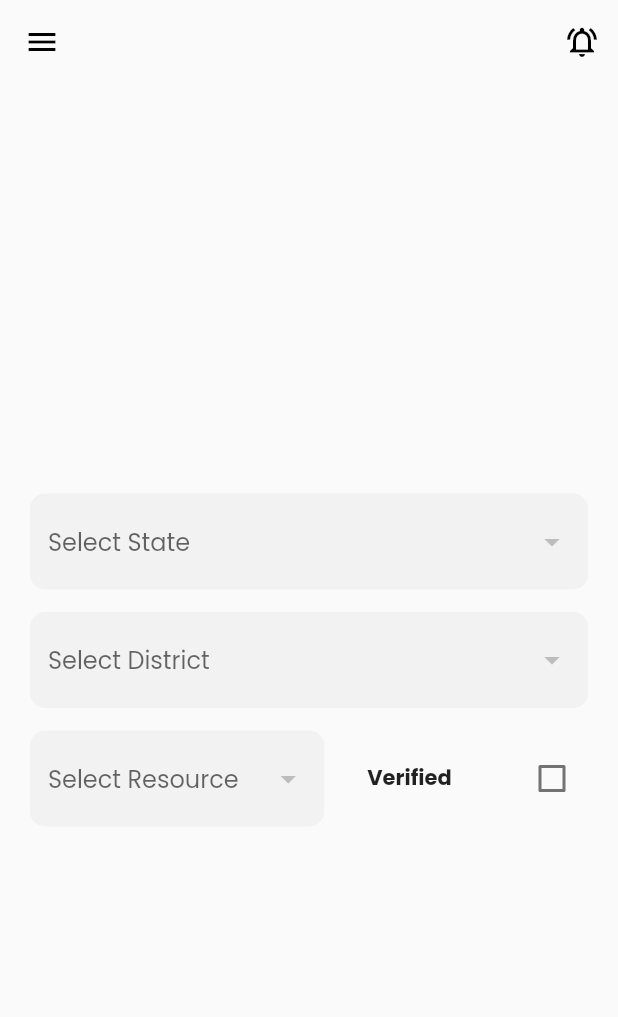
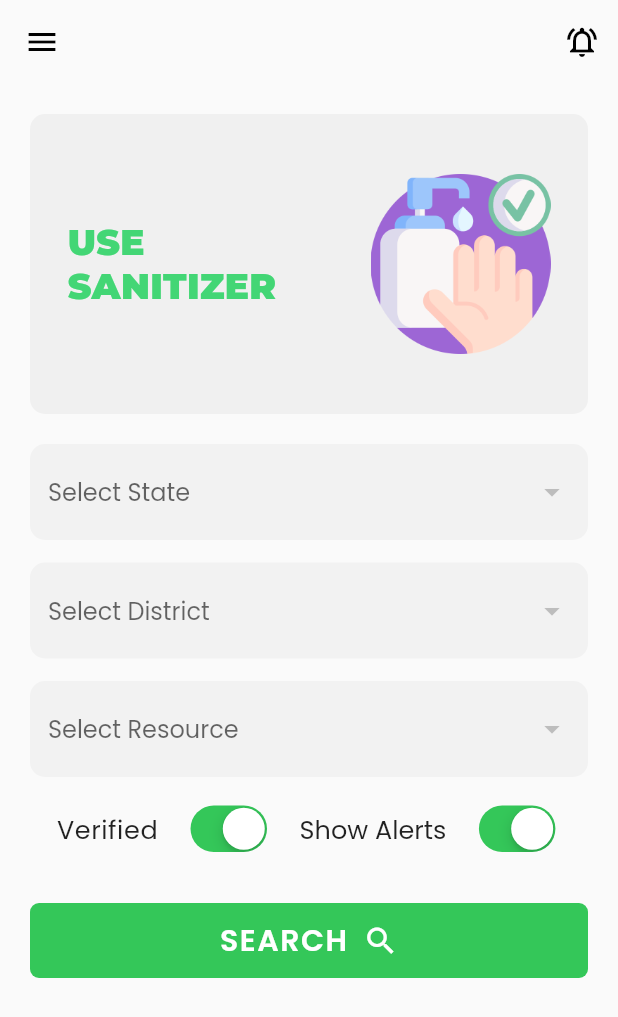
Before and after one commit to icodelifee/CovidAID-flutter, a Flutter app: the screen it shows after launch, on a phone screen of 412 x 824 dp. Shown: the top 1017 px of the screen. Run offline on Flutter 3.47's test engine with Material 2 defaults, Android fonts, the light colour scheme and no system bars; drawn by our look-alikes of auto_size_text, carousel_slider; our stand-ins replace cloud_firestore, firebase_auth, firebase_core, firebase_messaging, gap, get and 1 more; missing offline and left inert: customizable_space_bar; accounts and stored records are empty; network calls fail.

Commit message:
feat: revamp homescreen ui

```diff
--- a/lib/ui/homepage/home_page.dart
+++ b/lib/ui/homepage/home_page.dart
@@ -1,10 +1,47 @@
+import 'package:auto_size_text/auto_size_text.dart';
+import 'package:carousel_slider/carousel_slider.dart';
+import 'package:flutter/cupertino.dart';
 import 'package:flutter/material.dart';
 import 'package:gap/gap.dart';
 import 'package:get/get.dart';
 import 'package:google_fonts/google_fonts.dart';
 import 'package:lifecoronasafe/theme/app_theme.dart';
+import 'package:lifecoronasafe/ui/searchpage/search_page.dart';
 
 class HomePage extends StatelessWidget {
+  final carouselInfoList = <Map<String, dynamic>>[
+    {
+      'info': 'USE\nSANITIZER',
+      'image': 'assets/images/sanitizer.png',
+      'color': Color(0xFF43D675)
+    },
+    {
+      'info': 'MAINTAIN\nSOCIAL\nDISTANCING',
+      'image': 'assets/images/social-distancing.png',
+      'color': Color(0xFFD68143)
+    },
+    {
+      'info': 'STAY HOME\nSTAY SAFE',
+      'image': 'assets/images/stay-home.png',
+      'color': Color(0xFF438FD6)
+    },
+    {
+      'info': 'GET\nVACCINATED',
+      'image': 'assets/images/syringe.png',
+      'color': Color(0xFFD6436F)
+    },
+    {
+      'info': 'WASH YOUR\nHANDS\nOFTEN',
+      'color': Color(0xFF4349D6),
+      'image': 'assets/images/wash-hands.png'
+    },
+    {
+      'info': 'ALWAYS\nWEAR\nA MASK',
+      'image': 'assets/images/wear-mask.png',
+      'color': Color(0xFFD64343),
+    },
+  ];
+
   @override
   Widget build(BuildContext context) {
     return Scaffold(
@@ -21,8 +58,51 @@ class HomePage extends StatelessWidget {
       drawer: const Drawer(),
       body: Container(
         padding: const EdgeInsets.all(20),
-        child: Stack(
+        child: ListView(
           children: [
+            Align(
+              alignment: FractionalOffset.topCenter,
+              child: CarouselSlider(
+                options: CarouselOptions(
+                    height: 200.0, viewportFraction: 1, autoPlay: true),
+                items: carouselInfoList.map((i) {
+                  return Builder(
+                    builder: (BuildContext context) {
+                      return Container(
+                          padding: EdgeInsets.all(25),
+                          width: Get.width,
+                          decoration: BoxDecoration(
+                              color: Color(0xFFF0F0F0),
+                              borderRadius: BorderRadius.circular(10)),
+                          child: Row(
+                            mainAxisAlignment: MainAxisAlignment.spaceBetween,
+                            children: [
+                              SizedBox(
+                                width: Get.width / 2.3,
+                                child: AutoSizeText(
+                                  i['info'].toString(),
+                                  // maxLines: 3,
+                                  overflow: TextOverflow.ellipsis,
+                                  minFontSize: 19,
+                                  style: GoogleFonts.montserrat(
+                                      fontSize: 24,
+                                      letterSpacing: 0.2,
+                                      color: i['color'] as Color,
+                                      fontWeight: FontWeight.w900),
+                                ),
+                              ),
+                              Image.asset(
+                                i['image'].toString(),
+                                width: 120,
+                              )
+                            ],
+                          ));
+                    },
+                  );
+                }).toList(),
+              ),
+            ),
+            Gap(20),
             Align(
               child: Column(
                 mainAxisSize: MainAxisSize.min,
@@ -41,31 +121,56 @@ class HomePage extends StatelessWidget {
                     items: [],
                   ),
                   Gap(15),
-                  Row(
-                    mainAxisAlignment: MainAxisAlignment.spaceBetween,
-                    children: [
-                      SizedBox(
-                        width: Get.width / 2.1,
-                        child: DropdownButtonFormField(
+                  DropdownButtonFormField(
                     isExpanded: true,
                     hint: Text('Select Resource'),
                     decoration: AppTheme.inputDecoration(''),
                     items: [],
                   ),
-                      ),
-                      SizedBox(
-                          width: Get.width / 2.8,
-                          child: Row(
-                            mainAxisAlignment: MainAxisAlignment.spaceBetween,
+                  Gap(15),
+                  Row(
+                    mainAxisAlignment: MainAxisAlignment.spaceEvenly,
                     children: [
                       Text(
                         'Verified',
-                                style: TextStyle(fontWeight: FontWeight.bold),
+                        style: GoogleFonts.poppins(
+                            fontWeight: FontWeight.w400,
+                            letterSpacing: 0.4,
+                            fontSize: 17),
                       ),
-                              Checkbox(value: false, onChanged: (val) {})
+                      CupertinoSwitch(value: true, onChanged: (val) {}),
+                      Text(
+                        'Show Alerts',
+                        style: TextStyle(
+                            fontWeight: FontWeight.w400, fontSize: 17),
+                      ),
+                      CupertinoSwitch(value: true, onChanged: (val) {})
                     ],
-                          ))
+                  )
                 ],
+              ),
+            ),
+            Gap(30),
+            MaterialButton(
+              elevation: 0,
+              height: 50,
+              shape: RoundedRectangleBorder(
+                  borderRadius: BorderRadius.circular(6)),
+              color: Color(0xFF34C759),
+              onPressed: () => Get.to(() => SearchPage()),
+              child: Row(
+                mainAxisSize: MainAxisSize.min,
+                children: [
+                  Text('SEARCH',
+                      style: GoogleFonts.poppins(
+                          fontSize: 20,
+                          letterSpacing: 1,
+                          fontWeight: FontWeight.w600,
+                          color: Colors.white)),
+                  Gap(10),
+                  Icon(
+                    Icons.search,
+                    color: Colors.white,
                   )
                 ],
               ),
```
Lines whose indentation alone changed are shown as unchanged.
